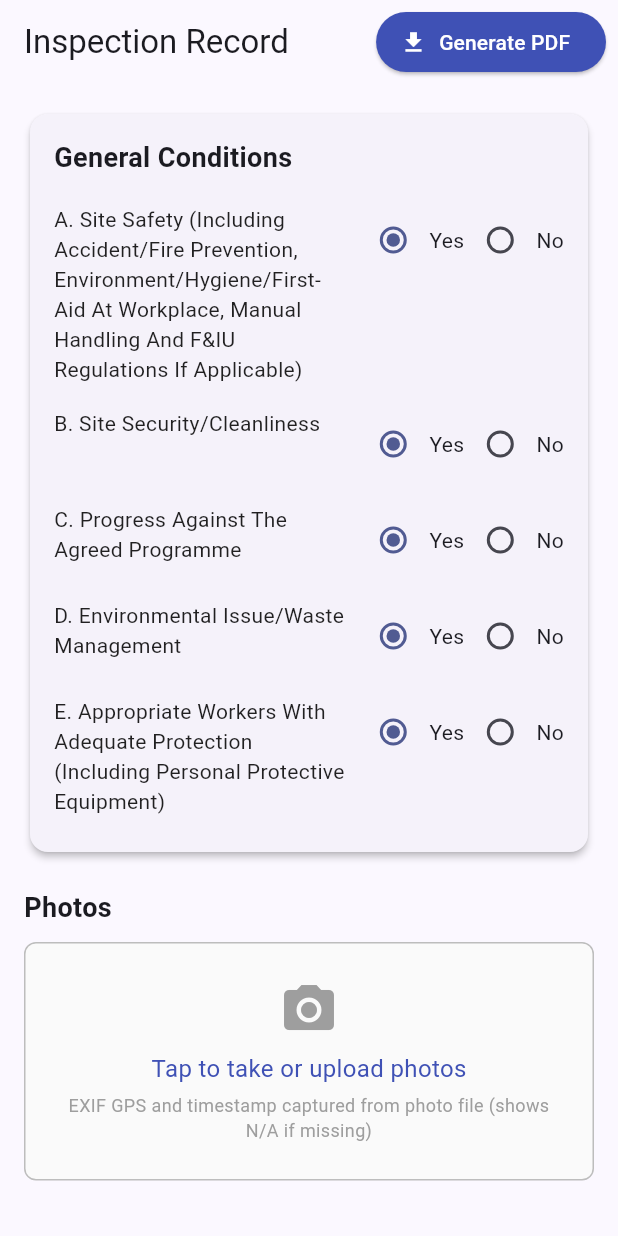
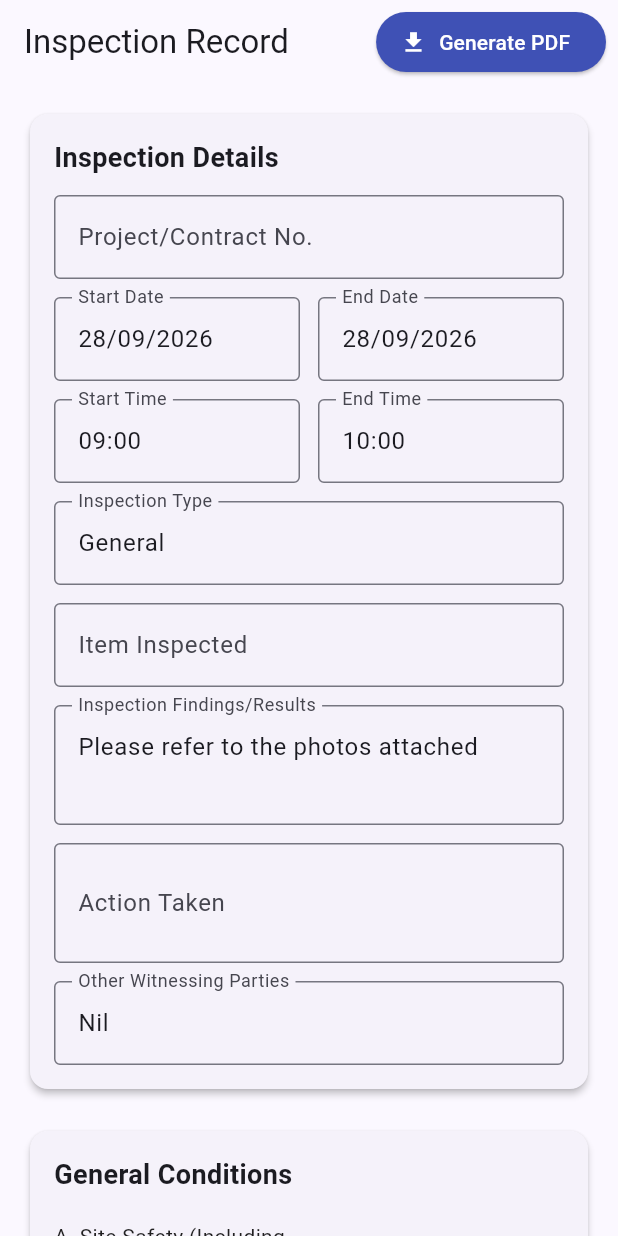
Before and after one commit to s0701222/inspection_app, a Flutter app: the screen it shows after launch, on a phone screen of 412 x 824 dp. Run offline on Flutter 3.47's test engine with Material 3 defaults, Android fonts, the phone set to English and light mode, and no system bars; our stand-ins replace geolocator, image_picker, pdf, printing; missing offline and left inert: exif.

Commit message:
Update main.dart

```diff
--- a/lib/main.dart
+++ b/lib/main.dart
@@ -85,7 +85,6 @@ class _InspectionFormPageState extends State<InspectionFormPage> {
     _endTimeController.text = '10:00';
   }
 
-  // --- Bug Fix: Strict GPS Validation ---
   double? _parseExifGps(IfdTag? tag, IfdTag? refTag) {
     if (tag == null || tag.values == null) return null;
     try {
@@ -110,7 +109,6 @@ class _InspectionFormPageState extends State<InspectionFormPage> {
 
       double result = degrees + (minutes / 60.0) + (seconds / 3600.0);
 
-      // Fallback for NaN or infinite coordinates
       if (result.isNaN || result.isInfinite) return null;
 
       if (refTag != null) {
@@ -125,7 +123,6 @@ class _InspectionFormPageState extends State<InspectionFormPage> {
     }
   }
 
-  // --- Bug Fix: Exception handling for corrupted image bytes ---
   Future<void> _pickImages() async {
     final ImagePicker picker = ImagePicker();
     final List<XFile> pickedFiles = await picker.pickMultiImage();
@@ -171,7 +168,6 @@ class _InspectionFormPageState extends State<InspectionFormPage> {
     }
   }
 
-  // --- Bug Fix: Robust live location fallback ---
   Future<String> _getSubmissionLocation() async {
     try {
       bool serviceEnabled = await Geolocator.isLocationServiceEnabled();
@@ -382,13 +378,12 @@ class _InspectionFormPageState extends State<InspectionFormPage> {
     );
   }
 
-  // --- Bug Fix: UI Overflows solved using Flexible/Expanded ---
   Widget _buildConditionRow(String label) {
-  return Padding(
-    padding: const EdgeInsets.symmetric(vertical: 8.0),
-    child: Row(
-      crossAxisAlignment: CrossAxisAlignment.start, // <-- Fixed
-      children: [
+    return Padding(
+      padding: const EdgeInsets.symmetric(vertical: 8.0),
+      child: Row(
+        crossAxisAlignment: CrossAxisAlignment.start,
+        children: [
           Expanded(
             child: Text(
               label,
@@ -447,6 +442,89 @@ class _InspectionFormPageState extends State<InspectionFormPage> {
           child: Column(
             crossAxisAlignment: CrossAxisAlignment.start,
             children: [
+              // --- Inspection Details Input Section ---
+              Card(
+                elevation: 2,
+                child: Padding(
+                  padding: const EdgeInsets.all(16.0),
+                  child: Column(
+                    crossAxisAlignment: CrossAxisAlignment.start,
+                    children: [
+                      const Text('Inspection Details', style: TextStyle(fontSize: 18, fontWeight: FontWeight.bold)),
+                      const SizedBox(height: 12),
+                      TextFormField(
+                        controller: _projectNoController,
+                        decoration: const InputDecoration(labelText: 'Project/Contract No.', border: OutlineInputBorder()),
+                      ),
+                      const SizedBox(height: 12),
+                      Row(
+                        children: [
+                          Expanded(
+                            child: TextFormField(
+                              controller: _startDateController,
+                              decoration: const InputDecoration(labelText: 'Start Date', border: OutlineInputBorder()),
+                            ),
+                          ),
+                          const SizedBox(width: 12),
+                          Expanded(
+                            child: TextFormField(
+                              controller: _endDateController,
+                              decoration: const InputDecoration(labelText: 'End Date', border: OutlineInputBorder()),
+                            ),
+                          ),
+                        ],
+                      ),
+                      const SizedBox(height: 12),
+                      Row(
+                        children: [
+                          Expanded(
+                            child: TextFormField(
+                              controller: _startTimeController,
+                              decoration: const InputDecoration(labelText: 'Start Time', border: OutlineInputBorder()),
+                            ),
+                          ),
+                          const SizedBox(width: 12),
+                          Expanded(
+                            child: TextFormField(
+                              controller: _endTimeController,
+                              decoration: const InputDecoration(labelText: 'End Time', border: OutlineInputBorder()),
+                            ),
+                          ),
+                        ],
+                      ),
+                      const SizedBox(height: 12),
+                      TextFormField(
+                        controller: _inspectionTypeController,
+                        decoration: const InputDecoration(labelText: 'Inspection Type', border: OutlineInputBorder()),
+                      ),
+                      const SizedBox(height: 12),
+                      TextFormField(
+                        controller: _itemInspectedController,
+                        decoration: const InputDecoration(labelText: 'Item Inspected', border: OutlineInputBorder()),
+                      ),
+                      const SizedBox(height: 12),
+                      TextFormField(
+                        controller: _findingsController,
+                        maxLines: 2,
+                        decoration: const InputDecoration(labelText: 'Inspection Findings/Results', border: OutlineInputBorder()),
+                      ),
+                      const SizedBox(height: 12),
+                      TextFormField(
+                        controller: _actionTakenController,
+                        maxLines: 2,
+                        decoration: const InputDecoration(labelText: 'Action Taken', border: OutlineInputBorder()),
+                      ),
+                      const SizedBox(height: 12),
+                      TextFormField(
+                        controller: _witnessingPartiesController,
+                        decoration: const InputDecoration(labelText: 'Other Witnessing Parties', border: OutlineInputBorder()),
+                      ),
+                    ],
+                  ),
+                ),
+              ),
+              const SizedBox(height: 20),
+
               // General Conditions Section
               Card(
                 elevation: 2,
```
